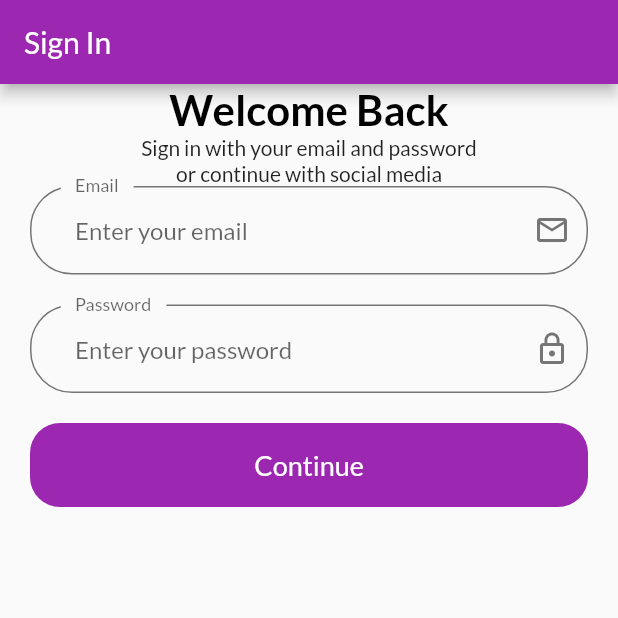
After one commit to sahyun1/shop_app, a Flutter app: the screen it shows after launch, on a phone screen of 412 x 824 dp, the top half of it. The commit adds this screen. Run offline on Flutter 3.47's test engine with Material 2 defaults, Android fonts, the phone set to English and light mode, and no system bars.

Commit message:
working on sign in page

```diff
--- a/lib/main.dart
+++ b/lib/main.dart
@@ -1,6 +1,8 @@
 import 'package:flutter/material.dart';
+import 'package:flutter_complete_guide/providers/auth_provider.dart';
 import 'package:flutter_complete_guide/screens/add_edit_product_screen.dart';
 import 'package:flutter_complete_guide/screens/orders_screen.dart';
+import 'package:flutter_complete_guide/screens/sign_in_screen.dart';
 import 'package:flutter_complete_guide/screens/user_products_screen.dart';
 import 'providers/cart_provider.dart';
 import 'providers/order_provider.dart';
@@ -21,6 +23,9 @@ class MyApp extends StatelessWidget {
           create: (_) => ProductProvider(),
         ),
         ChangeNotifierProvider(
+          create: (_) => AuthProvider(),
+        ),
+        ChangeNotifierProvider(
           create: (_) => CartProvider(),
         ),
         ChangeNotifierProvider(
@@ -32,17 +37,31 @@ class MyApp extends StatelessWidget {
         theme: ThemeData(
           primarySwatch: Colors.purple,
           accentColor: Colors.deepOrange,
+          inputDecorationTheme: inputDecorationTheme(),
           fontFamily: 'Lato',
         ),
-        home: ProductsOverviewScreen(),
+        home: SignInScreen(),
         routes: {
           ProductDetailScreen.ROUTE_NAME: (ctx) => ProductDetailScreen(),
           CartScreen.ROUTE_NAME: (ctx) => CartScreen(),
           OrdersScreen.PAGE_ROUTE: (ctx) => OrdersScreen(),
           UserProductsScreen.ROUTE_NAME: (ctx) => UserProductsScreen(),
-          AddEditProductScreen.ROUTE_NAME: (ctx) => AddEditProductScreen()
+          AddEditProductScreen.ROUTE_NAME: (ctx) => AddEditProductScreen(),
+          SignInScreen.ROUTE_NAME: (ctx) => SignInScreen()
         },
       ),
     );
   }
+
+  InputDecorationTheme inputDecorationTheme() {
+    var outlineInputBorder = OutlineInputBorder(
+        borderRadius: BorderRadius.circular(28),
+        borderSide: BorderSide(color: Color(0xFF757575)),
+        gapPadding: 10);
+    return InputDecorationTheme(
+        floatingLabelBehavior: FloatingLabelBehavior.always,
+        contentPadding: EdgeInsets.symmetric(horizontal: 30, vertical: 20),
+        enabledBorder: outlineInputBorder,
+        focusedBorder: outlineInputBorder);
+  }
 }
--- /dev/null
+++ b/lib/providers/auth_provider.dart
@@ -0,0 +1,21 @@
+import 'dart:convert';
+
+import 'package:flutter/material.dart';
+import 'package:http/http.dart' as http;
+
+class AuthProvider with ChangeNotifier {
+  String _token;
+  DateTime expireDate;
+  String _userId;
+
+  Future<void> signup(String email, String password) async {
+    final url = Uri.parse(
+        'https://identitytoolkit.googleapis.com/v1/accounts:signUp?key=AIzaSyA22YaICaE23DsqTLURqm-Eg66i0Wk2SdE');
+
+    final response = await http.post(url,
+        body: json.encode(
+            {'email': email, 'password': password, 'returnSecureToken': true}));
+
+    print(json.decode(response.body));
+  }
+}
--- /dev/null
+++ b/lib/screens/sign_in_screen.dart
@@ -0,0 +1,114 @@
+import 'package:flutter/material.dart';
+import 'package:flutter/services.dart';
+
+class SignInScreen extends StatelessWidget {
+  // const SignInScreen({ Key? key }) : super(key: key);
+  static const ROUTE_NAME = '/sign-in';
+
+  @override
+  Widget build(BuildContext context) {
+    return Scaffold(
+      appBar: AppBar(
+        title: Text('Sign In'),
+      ),
+      body: SafeArea(
+        child: SizedBox(
+          width: double.infinity,
+          child: Padding(
+            padding: const EdgeInsets.symmetric(horizontal: 20),
+            child: Column(
+              children: [
+                Text(
+                  'Welcome Back',
+                  style: TextStyle(
+                      color: Colors.black,
+                      fontSize: 28,
+                      fontWeight: FontWeight.bold),
+                ),
+                Text(
+                  "Sign in with your email and password \nor continue with social media",
+                  textAlign: TextAlign.center,
+                ),
+                SignInForm()
+              ],
+            ),
+          ),
+        ),
+      ),
+    );
+  }
+}
+
+class SignInForm extends StatefulWidget {
+  // const SignInForm({ Key? key }) : super(key: key);
+
+  @override
+  _SignInFormState createState() => _SignInFormState();
+}
+
+class _SignInFormState extends State<SignInForm> {
+  final _formKey = GlobalKey<FormState>();
+
+  @override
+  Widget build(BuildContext context) {
+    return Form(
+      key: _formKey,
+      child: Column(
+        children: [
+          buildInputField(
+              labelText: "Email",
+              hintText: "Enter your email",
+              icon: Icons.email_outlined),
+          SizedBox(
+            height: 20,
+          ),
+          buildInputField(
+              labelText: "Password",
+              hintText: "Enter your password",
+              icon: Icons.lock_outline,
+              isForPassword: true),
+          SizedBox(
+            height: 20,
+          ),
+          SizedBox(
+            width: double.infinity,
+            height: 56,
+            child: TextButton(
+              onPressed: () {},
+              child: Text(
+                'Continue',
+                style: TextStyle(fontSize: 18),
+              ),
+              style: TextButton.styleFrom(
+                primary: Colors.white, // foreground
+                backgroundColor: Theme.of(context).primaryColor,
+                shape: RoundedRectangleBorder(
+                    borderRadius: BorderRadius.circular(20)),
+              ),
+            ),
+          )
+        ],
+      ),
+    );
+  }
+
+  TextFormField buildInputField(
+      {String labelText,
+      String hintText,
+      IconData icon,
+      bool isForPassword = false}) {
+    return TextFormField(
+      keyboardType: isForPassword
+          ? TextInputType.visiblePassword
+          : TextInputType.emailAddress,
+      obscureText: isForPassword,
+      decoration: InputDecoration(
+          labelText: labelText,
+          hintText: hintText,
+          suffixIcon: Icon(
+            icon,
+            color: Color(0xFF757575),
+          )),
+    );
+  }
+}
```
